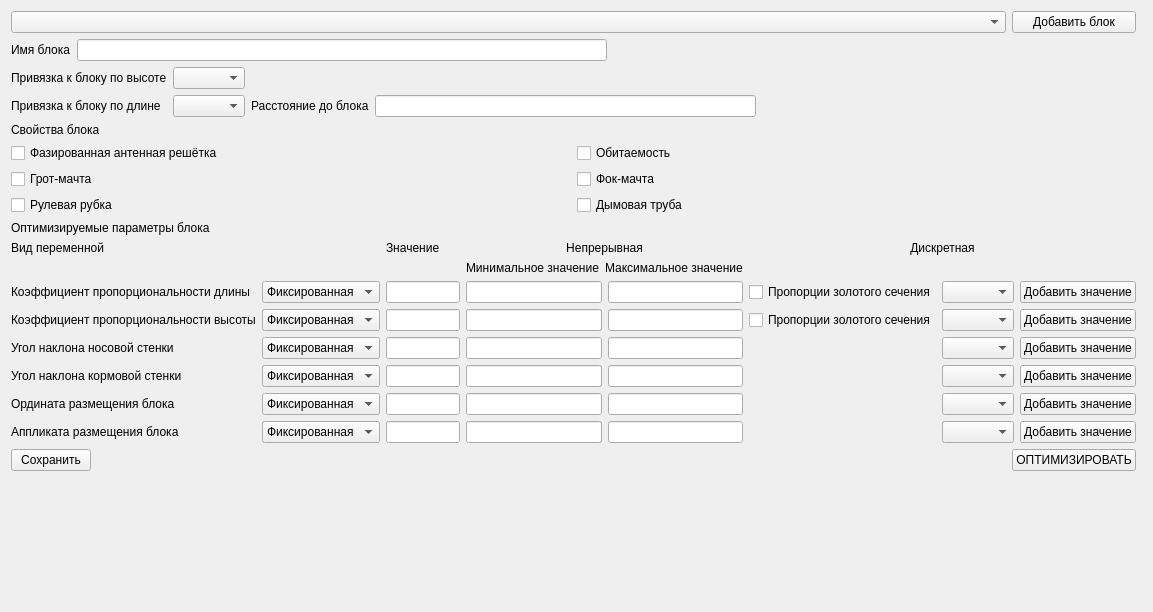
Old version of the form source/gui/enteringblocks.ui in the repository baseoleph/secad.
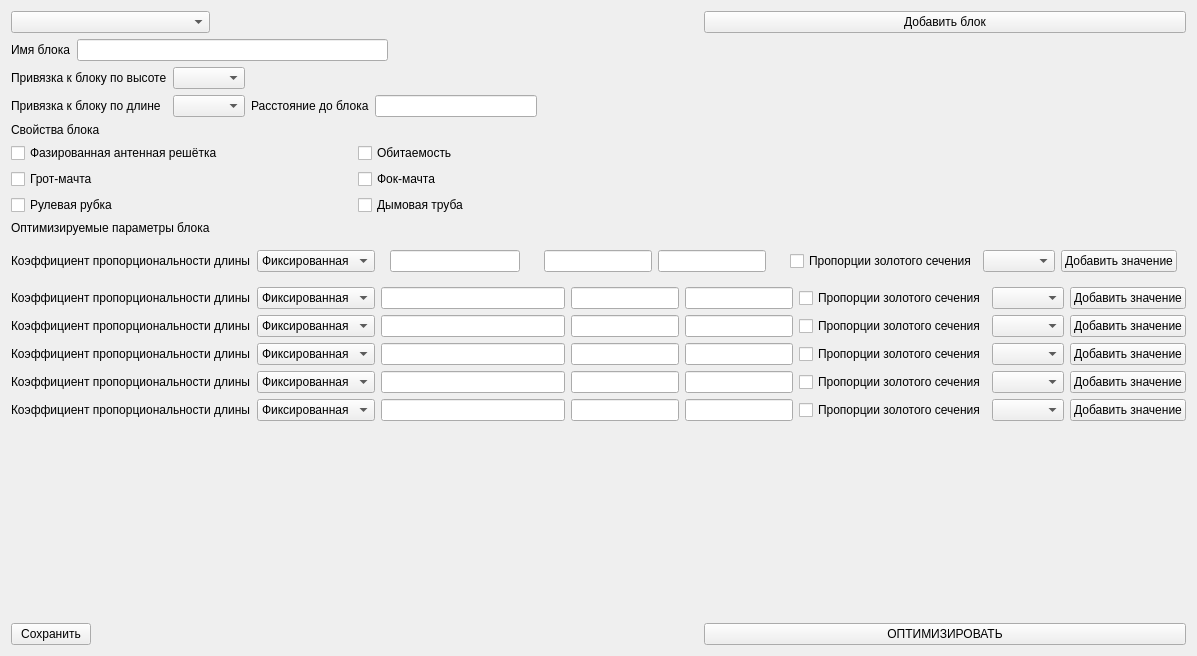
New version of the form.

The edit to the form file:
```diff
--- a/source/gui/enteringblocks.ui
+++ b/source/gui/enteringblocks.ui
@@ -6,67 +6,22 @@
    <rect>
     <x>0</x>
     <y>0</y>
-    <width>1153</width>
-    <height>612</height>
+    <width>1197</width>
+    <height>656</height>
    </rect>
   </property>
   <property name="windowTitle">
    <string>Form</string>
   </property>
-  <layout class="QGridLayout" name="gridLayout">
-   <item row="8" column="1">
-    <spacer name="verticalSpacer">
-     <property name="orientation">
-      <enum>Qt::Vertical</enum>
-     </property>
-     <property name="sizeHint" stdset="0">
-      <size>
-       <width>20</width>
-       <height>40</height>
-      </size>
-     </property>
-    </spacer>
-   </item>
-   <item row="7" column="1">
-    <spacer name="horizontalSpacer">
-     <property name="orientation">
-      <enum>Qt::Horizontal</enum>
-     </property>
-     <property name="sizeHint" stdset="0">
-      <size>
-       <width>40</width>
-       <height>20</height>
-      </size>
-     </property>
-    </spacer>
-   </item>
-   <item row="0" column="3">
-    <spacer name="horizontalSpacer_3">
-     <property name="orientation">
-      <enum>Qt::Horizontal</enum>
-     </property>
-     <property name="sizeHint" stdset="0">
-      <size>
-       <width>40</width>
-       <height>20</height>
-      </size>
-     </property>
-    </spacer>
-   </item>
-   <item row="7" column="2">
-    <widget class="QPushButton" name="pushButton_2">
+  <layout class="QGridLayout" name="gridLayout_3">
+   <item row="0" column="0">
+    <widget class="QComboBox" name="comboBox_13">
      <property name="sizePolicy">
-      <sizepolicy hsizetype="Minimum" vsizetype="Fixed">
+      <sizepolicy hsizetype="Preferred" vsizetype="Preferred">
        <horstretch>0</horstretch>
        <verstretch>0</verstretch>
       </sizepolicy>
      </property>
-     <property name="text">
-      <string>ОПТИМИЗИРОВАТЬ</string>
-     </property>
-     <property name="checkable">
-      <bool>false</bool>
-     </property>
     </widget>
    </item>
    <item row="0" column="2">
@@ -82,17 +37,41 @@
      </property>
     </widget>
    </item>
-   <item row="0" column="0" colspan="2">
-    <widget class="QComboBox" name="comboBox_13">
-     <property name="sizePolicy">
-      <sizepolicy hsizetype="Preferred" vsizetype="Preferred">
-       <horstretch>0</horstretch>
-       <verstretch>0</verstretch>
-      </sizepolicy>
-     </property>
-    </widget>
+   <item row="1" column="0" colspan="2">
+    <layout class="QHBoxLayout" name="horizontalLayout">
+     <item>
+      <widget class="QLabel" name="label">
+       <property name="text">
+        <string>Имя блока</string>
+       </property>
+      </widget>
+     </item>
+     <item>
+      <widget class="QLineEdit" name="lineEdit_19">
+       <property name="minimumSize">
+        <size>
+         <width>100</width>
+         <height>0</height>
+        </size>
+       </property>
+      </widget>
+     </item>
+     <item>
+      <spacer name="horizontalSpacer_4">
+       <property name="orientation">
+        <enum>Qt::Horizontal</enum>
+       </property>
+       <property name="sizeHint" stdset="0">
+        <size>
+         <width>40</width>
+         <height>20</height>
+        </size>
+       </property>
+      </spacer>
+     </item>
+    </layout>
    </item>
-   <item row="2" column="0" colspan="3">
+   <item row="2" column="0" colspan="2">
     <layout class="QGridLayout" name="gridLayout_4">
      <item row="0" column="0">
       <widget class="QLabel" name="label_9">
@@ -139,386 +118,14 @@
      </item>
     </layout>
    </item>
-   <item row="6" column="0" colspan="3">
-    <layout class="QGridLayout" name="gridLayout_5">
-     <item row="4" column="0">
-      <layout class="QGridLayout" name="gridLayout_3">
-       <item row="6" column="0">
-        <widget class="QLabel" name="label_7">
-         <property name="text">
-          <string>Аппликата размещения блока</string>
-         </property>
-        </widget>
-       </item>
-       <item row="1" column="0">
-        <widget class="QLabel" name="label_2">
-         <property name="text">
-          <string>Коэффициент пропорциональности длины</string>
-         </property>
-        </widget>
-       </item>
-       <item row="3" column="0">
-        <widget class="QLabel" name="label_4">
-         <property name="text">
-          <string>Угол наклона носовой стенки</string>
-         </property>
-        </widget>
-       </item>
-       <item row="5" column="0">
-        <widget class="QLabel" name="label_6">
-         <property name="text">
-          <string>Ордината размещения блока</string>
-         </property>
-        </widget>
-       </item>
-       <item row="6" column="1">
-        <widget class="QComboBox" name="comboBox_6">
-         <item>
-          <property name="text">
-           <string>Фиксированная</string>
-          </property>
-         </item>
-         <item>
-          <property name="text">
-           <string>Непрерывная</string>
-          </property>
-         </item>
-         <item>
-          <property name="text">
-           <string>Дискретная</string>
-          </property>
-         </item>
-        </widget>
-       </item>
-       <item row="2" column="0">
-        <widget class="QLabel" name="label_3">
-         <property name="text">
-          <string>Коэффициент пропорциональности высоты</string>
-         </property>
-        </widget>
-       </item>
-       <item row="4" column="1">
-        <widget class="QComboBox" name="comboBox_4">
-         <item>
-          <property name="text">
-           <string>Фиксированная</string>
-          </property>
-         </item>
-         <item>
-          <property name="text">
-           <string>Непрерыная</string>
-          </property>
-         </item>
-         <item>
-          <property name="text">
-           <string>Дискретная</string>
-          </property>
-         </item>
-        </widget>
-       </item>
-       <item row="5" column="1">
-        <widget class="QComboBox" name="comboBox_5">
-         <item>
-          <property name="text">
-           <string>Фиксированная</string>
-          </property>
-         </item>
-         <item>
-          <property name="text">
-           <string>Непрерывная</string>
-          </property>
-         </item>
-         <item>
-          <property name="text">
-           <string>Дискретная</string>
-          </property>
-         </item>
-        </widget>
-       </item>
-       <item row="4" column="0">
-        <widget class="QLabel" name="label_5">
-         <property name="text">
-          <string>Угол наклона кормовой стенки</string>
-         </property>
-        </widget>
-       </item>
-       <item row="2" column="1">
-        <widget class="QComboBox" name="comboBox_2">
-         <item>
-          <property name="text">
-           <string>Фиксированная</string>
-          </property>
-         </item>
-         <item>
-          <property name="text">
-           <string>Непрерывная</string>
-          </property>
-         </item>
-         <item>
-          <property name="text">
-           <string>Дискретная</string>
-          </property>
-         </item>
-        </widget>
-       </item>
-       <item row="1" column="1">
-        <widget class="QComboBox" name="comboBox">
-         <item>
-          <property name="text">
-           <string>Фиксированная</string>
-          </property>
-         </item>
-         <item>
-          <property name="text">
-           <string>Непрерывная</string>
-          </property>
-         </item>
-         <item>
-          <property name="text">
-           <string>Дискретная</string>
-          </property>
-         </item>
-        </widget>
-       </item>
-       <item row="3" column="1">
-        <widget class="QComboBox" name="comboBox_3">
-         <item>
-          <property name="text">
-           <string>Фиксированная</string>
-          </property>
-         </item>
-         <item>
-          <property name="text">
-           <string>Непрерывная</string>
-          </property>
-         </item>
-         <item>
-          <property name="text">
-           <string>Дискретная</string>
-          </property>
-         </item>
-        </widget>
-       </item>
-      </layout>
-     </item>
-     <item row="1" column="3">
-      <widget class="QLabel" name="label_14">
-       <property name="text">
-        <string>Дискретная</string>
-       </property>
-       <property name="alignment">
-        <set>Qt::AlignCenter</set>
-       </property>
-      </widget>
-     </item>
-     <item row="1" column="0">
-      <widget class="QLabel" name="label_11">
-       <property name="text">
-        <string>Вид переменной</string>
-       </property>
-      </widget>
-     </item>
-     <item row="4" column="2">
-      <layout class="QGridLayout" name="gridLayout_6">
-       <item row="1" column="0">
-        <widget class="QLineEdit" name="lineEdit_9"/>
-       </item>
-       <item row="1" column="1">
-        <widget class="QLineEdit" name="lineEdit_11"/>
-       </item>
-       <item row="4" column="0">
-        <widget class="QLineEdit" name="lineEdit_12"/>
-       </item>
-       <item row="0" column="0">
-        <widget class="QLineEdit" name="lineEdit_7">
-         <property name="sizePolicy">
-          <sizepolicy hsizetype="Preferred" vsizetype="Fixed">
-           <horstretch>0</horstretch>
-           <verstretch>0</verstretch>
-          </sizepolicy>
-         </property>
-        </widget>
-       </item>
-       <item row="0" column="1">
-        <widget class="QLineEdit" name="lineEdit_8"/>
-       </item>
-       <item row="5" column="0">
-        <widget class="QLineEdit" name="lineEdit_13"/>
-       </item>
-       <item row="2" column="0">
-        <widget class="QLineEdit" name="lineEdit_10"/>
-       </item>
-       <item row="3" column="0">
-        <widget class="QLineEdit" name="lineEdit_14"/>
-       </item>
-       <item row="2" column="1">
-        <widget class="QLineEdit" name="lineEdit_15"/>
-       </item>
-       <item row="3" column="1">
-        <widget class="QLineEdit" name="lineEdit_16"/>
-       </item>
-       <item row="4" column="1">
-        <widget class="QLineEdit" name="lineEdit_17"/>
-       </item>
-       <item row="5" column="1">
-        <widget class="QLineEdit" name="lineEdit_18"/>
-       </item>
-      </layout>
-     </item>
-     <item row="4" column="1">
-      <layout class="QGridLayout" name="gridLayout_8">
-       <item row="3" column="0">
-        <widget class="QLineEdit" name="lineEdit_5"/>
-       </item>
-       <item row="1" column="0">
-        <widget class="QLineEdit" name="lineEdit_2"/>
-       </item>
-       <item row="5" column="0">
-        <widget class="QLineEdit" name="lineEdit_3"/>
-       </item>
-       <item row="0" column="0">
-        <widget class="QLineEdit" name="lineEdit"/>
-       </item>
-       <item row="4" column="0">
-        <widget class="QLineEdit" name="lineEdit_4"/>
-       </item>
-       <item row="2" column="0">
-        <widget class="QLineEdit" name="lineEdit_6"/>
-       </item>
-      </layout>
-     </item>
-     <item row="1" column="2">
-      <widget class="QLabel" name="label_13">
-       <property name="text">
-        <string>Непрерывная</string>
-       </property>
-       <property name="scaledContents">
-        <bool>false</bool>
-       </property>
-       <property name="alignment">
-        <set>Qt::AlignCenter</set>
-       </property>
-      </widget>
-     </item>
-     <item row="4" column="3">
-      <layout class="QGridLayout" name="gridLayout_7">
-       <item row="5" column="2">
-        <widget class="QPushButton" name="pushButton_8">
-         <property name="text">
-          <string>Добавить значение</string>
-         </property>
-        </widget>
-       </item>
-       <item row="1" column="2">
-        <widget class="QPushButton" name="pushButton_4">
-         <property name="text">
-          <string>Добавить значение</string>
-         </property>
-        </widget>
-       </item>
-       <item row="2" column="2">
-        <widget class="QPushButton" name="pushButton_5">
-         <property name="text">
-          <string>Добавить значение</string>
-         </property>
-        </widget>
-       </item>
-       <item row="4" column="2">
-        <widget class="QPushButton" name="pushButton_7">
-         <property name="text">
-          <string>Добавить значение</string>
-         </property>
-        </widget>
-       </item>
-       <item row="0" column="2">
-        <widget class="QPushButton" name="pushButton_3">
-         <property name="text">
-          <string>Добавить значение</string>
-         </property>
-        </widget>
-       </item>
-       <item row="3" column="2">
-        <widget class="QPushButton" name="pushButton_6">
-         <property name="text">
-          <string>Добавить значение</string>
-         </property>
-        </widget>
-       </item>
-       <item row="0" column="0">
-        <widget class="QCheckBox" name="checkBox_7">
-         <property name="text">
-          <string>Пропорции золотого сечения</string>
-         </property>
-        </widget>
-       </item>
-       <item row="1" column="0">
-        <widget class="QCheckBox" name="checkBox_8">
-         <property name="text">
-          <string>Пропорции золотого сечения</string>
-         </property>
-        </widget>
-       </item>
-       <item row="0" column="1">
-        <widget class="QComboBox" name="comboBox_7"/>
-       </item>
-       <item row="1" column="1">
-        <widget class="QComboBox" name="comboBox_8"/>
-       </item>
-       <item row="2" column="1">
-        <widget class="QComboBox" name="comboBox_9"/>
-       </item>
-       <item row="3" column="1">
-        <widget class="QComboBox" name="comboBox_10"/>
-       </item>
-       <item row="4" column="1">
-        <widget class="QComboBox" name="comboBox_11"/>
-       </item>
-       <item row="5" column="1">
-        <widget class="QComboBox" name="comboBox_12"/>
-       </item>
-      </layout>
-     </item>
-     <item row="2" column="2">
-      <layout class="QGridLayout" name="gridLayout_9">
-       <item row="0" column="0">
-        <widget class="QLabel" name="label_16">
-         <property name="text">
-          <string>Минимальное значение</string>
-         </property>
-        </widget>
-       </item>
-       <item row="0" column="1">
-        <widget class="QLabel" name="label_17">
-         <property name="text">
-          <string>Максимальное значение</string>
-         </property>
-        </widget>
-       </item>
-      </layout>
-     </item>
-     <item row="1" column="1">
-      <widget class="QLabel" name="label_12">
-       <property name="text">
-        <string>Значение</string>
-       </property>
-      </widget>
-     </item>
-    </layout>
-   </item>
-   <item row="7" column="0">
-    <widget class="QPushButton" name="pushButton_9">
-     <property name="sizePolicy">
-      <sizepolicy hsizetype="Fixed" vsizetype="Fixed">
-       <horstretch>0</horstretch>
-       <verstretch>0</verstretch>
-      </sizepolicy>
-     </property>
+   <item row="3" column="0">
+    <widget class="QLabel" name="label_8">
      <property name="text">
-      <string>Сохранить</string>
+      <string>Свойства блока</string>
      </property>
     </widget>
    </item>
-   <item row="4" column="0" colspan="3">
+   <item row="4" column="0" colspan="2">
     <layout class="QGridLayout" name="gridLayout_2">
      <item row="1" column="1">
       <widget class="QCheckBox" name="checkBox">
@@ -564,40 +171,6 @@
      </item>
     </layout>
    </item>
-   <item row="1" column="0" colspan="3">
-    <layout class="QHBoxLayout" name="horizontalLayout">
-     <item>
-      <widget class="QLabel" name="label">
-       <property name="text">
-        <string>Имя блока</string>
-       </property>
-      </widget>
-     </item>
-     <item>
-      <widget class="QLineEdit" name="lineEdit_19">
-       <property name="minimumSize">
-        <size>
-         <width>100</width>
-         <height>0</height>
-        </size>
-       </property>
-      </widget>
-     </item>
-     <item>
-      <spacer name="horizontalSpacer_4">
-       <property name="orientation">
-        <enum>Qt::Horizontal</enum>
-       </property>
-       <property name="sizeHint" stdset="0">
-        <size>
-         <width>40</width>
-         <height>20</height>
-        </size>
-       </property>
-      </spacer>
-     </item>
-    </layout>
-   </item>
    <item row="5" column="0">
     <widget class="QLabel" name="label_18">
      <property name="text">
@@ -605,10 +178,487 @@
      </property>
     </widget>
    </item>
-   <item row="3" column="0">
-    <widget class="QLabel" name="label_8">
+   <item row="6" column="0" rowspan="2" colspan="3">
+    <layout class="QGridLayout" name="gridLayout">
+     <item row="3" column="0">
+      <layout class="QHBoxLayout" name="horizontalLayout_22">
+       <item>
+        <layout class="QHBoxLayout" name="horizontalLayout_23">
+         <item>
+          <widget class="QLabel" name="label_6">
+           <property name="text">
+            <string>Коэффициент пропорциональности длины</string>
+           </property>
+          </widget>
+         </item>
+         <item>
+          <widget class="QComboBox" name="comboBox_5">
+           <item>
+            <property name="text">
+             <string>Фиксированная</string>
+            </property>
+           </item>
+           <item>
+            <property name="text">
+             <string>Непрерывная</string>
+            </property>
+           </item>
+           <item>
+            <property name="text">
+             <string>Дискретная</string>
+            </property>
+           </item>
+          </widget>
+         </item>
+        </layout>
+       </item>
+       <item>
+        <layout class="QHBoxLayout" name="horizontalLayout_24">
+         <item>
+          <widget class="QLineEdit" name="lineEdit_5"/>
+         </item>
+        </layout>
+       </item>
+       <item>
+        <layout class="QHBoxLayout" name="horizontalLayout_25">
+         <item>
+          <widget class="QLineEdit" name="lineEdit_17"/>
+         </item>
+         <item>
+          <widget class="QLineEdit" name="lineEdit_12"/>
+         </item>
+        </layout>
+       </item>
+       <item>
+        <layout class="QHBoxLayout" name="horizontalLayout_26">
+         <item>
+          <widget class="QCheckBox" name="checkBox_11">
+           <property name="text">
+            <string>Пропорции золотого сечения</string>
+           </property>
+          </widget>
+         </item>
+         <item>
+          <widget class="QComboBox" name="comboBox_11"/>
+         </item>
+         <item>
+          <widget class="QPushButton" name="pushButton_7">
+           <property name="text">
+            <string>Добавить значение</string>
+           </property>
+          </widget>
+         </item>
+        </layout>
+       </item>
+      </layout>
+     </item>
+     <item row="2" column="0">
+      <layout class="QHBoxLayout" name="horizontalLayout_32">
+       <item>
+        <layout class="QHBoxLayout" name="horizontalLayout_33">
+         <item>
+          <widget class="QLabel" name="label_11">
+           <property name="text">
+            <string>Коэффициент пропорциональности длины</string>
+           </property>
+          </widget>
+         </item>
+         <item>
+          <widget class="QComboBox" name="comboBox_16">
+           <item>
+            <property name="text">
+             <string>Фиксированная</string>
+            </property>
+           </item>
+           <item>
+            <property name="text">
+             <string>Непрерывная</string>
+            </property>
+           </item>
+           <item>
+            <property name="text">
+             <string>Дискретная</string>
+            </property>
+           </item>
+          </widget>
+         </item>
+        </layout>
+       </item>
+       <item>
+        <layout class="QHBoxLayout" name="horizontalLayout_34">
+         <item>
+          <widget class="QLineEdit" name="lineEdit_7"/>
+         </item>
+        </layout>
+       </item>
+       <item>
+        <layout class="QHBoxLayout" name="horizontalLayout_35">
+         <item>
+          <widget class="QLineEdit" name="lineEdit_22"/>
+         </item>
+         <item>
+          <widget class="QLineEdit" name="lineEdit_23"/>
+         </item>
+        </layout>
+       </item>
+       <item>
+        <layout class="QHBoxLayout" name="horizontalLayout_36">
+         <item>
+          <widget class="QCheckBox" name="checkBox_13">
+           <property name="text">
+            <string>Пропорции золотого сечения</string>
+           </property>
+          </widget>
+         </item>
+         <item>
+          <widget class="QComboBox" name="comboBox_17"/>
+         </item>
+         <item>
+          <widget class="QPushButton" name="pushButton_10">
+           <property name="text">
+            <string>Добавить значение</string>
+           </property>
+          </widget>
+         </item>
+        </layout>
+       </item>
+      </layout>
+     </item>
+     <item row="4" column="0">
+      <layout class="QHBoxLayout" name="horizontalLayout_17">
+       <item>
+        <layout class="QHBoxLayout" name="horizontalLayout_18">
+         <item>
+          <widget class="QLabel" name="label_5">
+           <property name="text">
+            <string>Коэффициент пропорциональности длины</string>
+           </property>
+          </widget>
+         </item>
+         <item>
+          <widget class="QComboBox" name="comboBox_4">
+           <item>
+            <property name="text">
+             <string>Фиксированная</string>
+            </property>
+           </item>
+           <item>
+            <property name="text">
+             <string>Непрерывная</string>
+            </property>
+           </item>
+           <item>
+            <property name="text">
+             <string>Дискретная</string>
+            </property>
+           </item>
+          </widget>
+         </item>
+        </layout>
+       </item>
+       <item>
+        <layout class="QHBoxLayout" name="horizontalLayout_19">
+         <item>
+          <widget class="QLineEdit" name="lineEdit_4"/>
+         </item>
+        </layout>
+       </item>
+       <item>
+        <layout class="QHBoxLayout" name="horizontalLayout_20">
+         <item>
+          <widget class="QLineEdit" name="lineEdit_16"/>
+         </item>
+         <item>
+          <widget class="QLineEdit" name="lineEdit_11"/>
+         </item>
+        </layout>
+       </item>
+       <item>
+        <layout class="QHBoxLayout" name="horizontalLayout_21">
+         <item>
+          <widget class="QCheckBox" name="checkBox_10">
+           <property name="text">
+            <string>Пропорции золотого сечения</string>
+           </property>
+          </widget>
+         </item>
+         <item>
+          <widget class="QComboBox" name="comboBox_10"/>
+         </item>
+         <item>
+          <widget class="QPushButton" name="pushButton_6">
+           <property name="text">
+            <string>Добавить значение</string>
+           </property>
+          </widget>
+         </item>
+        </layout>
+       </item>
+      </layout>
+     </item>
+     <item row="1" column="0">
+      <layout class="QHBoxLayout" name="horizontalLayout_7">
+       <item>
+        <layout class="QHBoxLayout" name="horizontalLayout_8">
+         <item>
+          <widget class="QLabel" name="label_3">
+           <property name="text">
+            <string>Коэффициент пропорциональности длины</string>
+           </property>
+          </widget>
+         </item>
+         <item>
+          <widget class="QComboBox" name="comboBox_2">
+           <item>
+            <property name="text">
+             <string>Фиксированная</string>
+            </property>
+           </item>
+           <item>
+            <property name="text">
+             <string>Непрерывная</string>
+            </property>
+           </item>
+           <item>
+            <property name="text">
+             <string>Дискретная</string>
+            </property>
+           </item>
+          </widget>
+         </item>
+        </layout>
+       </item>
+       <item>
+        <layout class="QHBoxLayout" name="horizontalLayout_9">
+         <item>
+          <widget class="QLineEdit" name="lineEdit_2"/>
+         </item>
+        </layout>
+       </item>
+       <item>
+        <layout class="QHBoxLayout" name="horizontalLayout_10">
+         <item>
+          <widget class="QLineEdit" name="lineEdit_14"/>
+         </item>
+         <item>
+          <widget class="QLineEdit" name="lineEdit_9"/>
+         </item>
+        </layout>
+       </item>
+       <item>
+        <layout class="QHBoxLayout" name="horizontalLayout_11">
+         <item>
+          <widget class="QCheckBox" name="checkBox_8">
+           <property name="text">
+            <string>Пропорции золотого сечения</string>
+           </property>
+          </widget>
+         </item>
+         <item>
+          <widget class="QComboBox" name="comboBox_8"/>
+         </item>
+         <item>
+          <widget class="QPushButton" name="pushButton_4">
+           <property name="text">
+            <string>Добавить значение</string>
+           </property>
+          </widget>
+         </item>
+        </layout>
+       </item>
+      </layout>
+     </item>
+     <item row="0" column="0">
+      <layout class="QHBoxLayout" name="horizontalLayout_4">
+       <item>
+        <layout class="QHBoxLayout" name="horizontalLayout_6">
+         <item>
+          <widget class="QLabel" name="label_2">
+           <property name="text">
+            <string>Коэффициент пропорциональности длины</string>
+           </property>
+          </widget>
+         </item>
+         <item>
+          <widget class="QComboBox" name="comboBox">
+           <item>
+            <property name="text">
+             <string>Фиксированная</string>
+            </property>
+           </item>
+           <item>
+            <property name="text">
+             <string>Непрерывная</string>
+            </property>
+           </item>
+           <item>
+            <property name="text">
+             <string>Дискретная</string>
+            </property>
+           </item>
+          </widget>
+         </item>
+        </layout>
+       </item>
+       <item>
+        <widget class="QWidget" name="horizontalWidget_3" native="true">
+         <layout class="QHBoxLayout" name="horizontalLayout_5">
+          <item>
+           <widget class="QLineEdit" name="lineEdit"/>
+          </item>
+         </layout>
+        </widget>
+       </item>
+       <item>
+        <widget class="QWidget" name="horizontalWidget_2" native="true">
+         <layout class="QHBoxLayout" name="horizontalLayout_3">
+          <item>
+           <widget class="QLineEdit" name="lineEdit_13"/>
+          </item>
+          <item>
+           <widget class="QLineEdit" name="lineEdit_8"/>
+          </item>
+         </layout>
+        </widget>
+       </item>
+       <item>
+        <widget class="QWidget" name="horizontalWidget" native="true">
+         <layout class="QHBoxLayout" name="horizontalLayout_2">
+          <item>
+           <widget class="QCheckBox" name="checkBox_7">
+            <property name="text">
+             <string>Пропорции золотого сечения</string>
+            </property>
+           </widget>
+          </item>
+          <item>
+           <widget class="QComboBox" name="comboBox_7"/>
+          </item>
+          <item>
+           <widget class="QPushButton" name="pushButton_3">
+            <property name="text">
+             <string>Добавить значение</string>
+            </property>
+           </widget>
+          </item>
+         </layout>
+        </widget>
+       </item>
+      </layout>
+     </item>
+     <item row="5" column="0">
+      <layout class="QHBoxLayout" name="horizontalLayout_12">
+       <item>
+        <layout class="QHBoxLayout" name="horizontalLayout_13">
+         <item>
+          <widget class="QLabel" name="label_4">
+           <property name="text">
+            <string>Коэффициент пропорциональности длины</string>
+           </property>
+          </widget>
+         </item>
+         <item>
+          <widget class="QComboBox" name="comboBox_3">
+           <item>
+            <property name="text">
+             <string>Фиксированная</string>
+            </property>
+           </item>
+           <item>
+            <property name="text">
+             <string>Непрерывная</string>
+            </property>
+           </item>
+           <item>
+            <property name="text">
+             <string>Дискретная</string>
+            </property>
+           </item>
+          </widget>
+         </item>
+        </layout>
+       </item>
+       <item>
+        <layout class="QHBoxLayout" name="horizontalLayout_14">
+         <item>
+          <widget class="QLineEdit" name="lineEdit_3"/>
+         </item>
+        </layout>
+       </item>
+       <item>
+        <layout class="QHBoxLayout" name="horizontalLayout_15">
+         <item>
+          <widget class="QLineEdit" name="lineEdit_15"/>
+         </item>
+         <item>
+          <widget class="QLineEdit" name="lineEdit_10"/>
+         </item>
+        </layout>
+       </item>
+       <item>
+        <layout class="QHBoxLayout" name="horizontalLayout_16">
+         <item>
+          <widget class="QCheckBox" name="checkBox_9">
+           <property name="text">
+            <string>Пропорции золотого сечения</string>
+           </property>
+          </widget>
+         </item>
+         <item>
+          <widget class="QComboBox" name="comboBox_9"/>
+         </item>
+         <item>
+          <widget class="QPushButton" name="pushButton_5">
+           <property name="text">
+            <string>Добавить значение</string>
+           </property>
+          </widget>
+         </item>
+        </layout>
+       </item>
+      </layout>
+     </item>
+    </layout>
+   </item>
+   <item row="8" column="1">
+    <spacer name="verticalSpacer">
+     <property name="orientation">
+      <enum>Qt::Vertical</enum>
+     </property>
+     <property name="sizeHint" stdset="0">
+      <size>
+       <width>20</width>
+       <height>40</height>
+      </size>
+     </property>
+    </spacer>
+   </item>
+   <item row="9" column="0">
+    <widget class="QPushButton" name="pushButton_9">
+     <property name="sizePolicy">
+      <sizepolicy hsizetype="Fixed" vsizetype="Fixed">
+       <horstretch>0</horstretch>
+       <verstretch>0</verstretch>
+      </sizepolicy>
+     </property>
      <property name="text">
-      <string>Свойства блока</string>
+      <string>Сохранить</string>
+     </property>
+    </widget>
+   </item>
+   <item row="9" column="2">
+    <widget class="QPushButton" name="pushButton_2">
+     <property name="sizePolicy">
+      <sizepolicy hsizetype="Minimum" vsizetype="Fixed">
+       <horstretch>0</horstretch>
+       <verstretch>0</verstretch>
+      </sizepolicy>
+     </property>
+     <property name="text">
+      <string>ОПТИМИЗИРОВАТЬ</string>
+     </property>
+     <property name="checkable">
+      <bool>false</bool>
      </property>
     </widget>
    </item>
```
